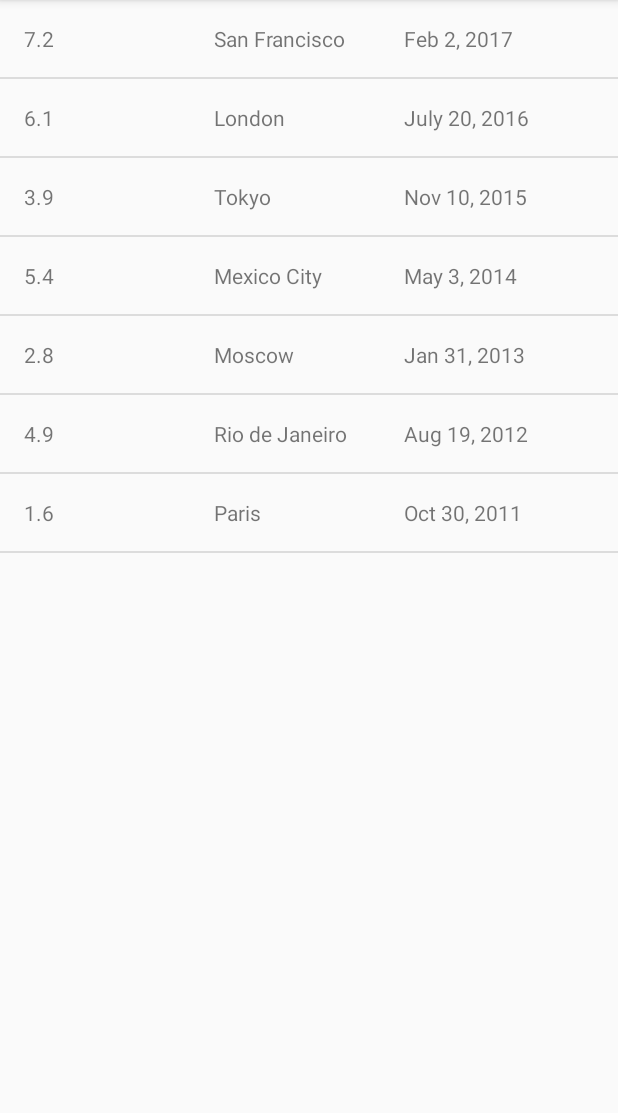
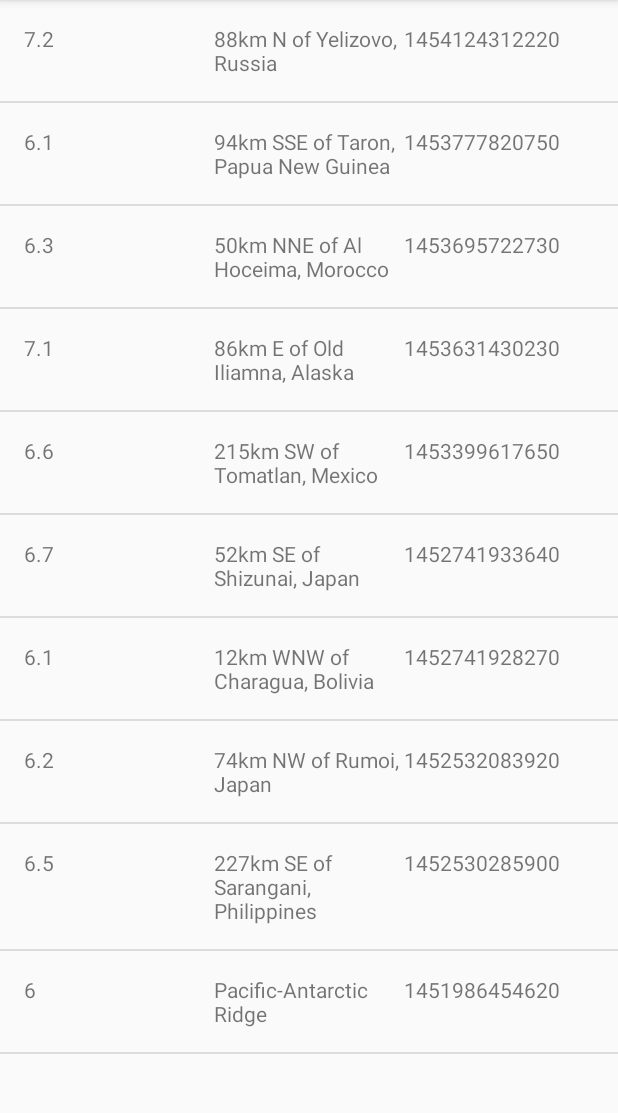
Before and after one commit to linuxbender/QuakeReport, an Android app: the screen it shows after launch (EarthquakeActivity), on a phone screen of 412 x 824 dp, the part 84-1197 px from its top. Run offline under Robolectric (Android 15) with nearby library versions, the phone set to English and light mode, and no system bars.

Commit message:
Impl. JSON Parse for Earthquake GeoJson Data

```diff
--- a/app/src/main/java/com/example/android/quakereport/EarthquakeActivity.java
+++ b/app/src/main/java/com/example/android/quakereport/EarthquakeActivity.java
@@ -19,7 +19,6 @@ import android.os.Bundle;
 import android.support.v7.app.AppCompatActivity;
 import android.widget.ListView;
 
-import java.util.ArrayList;
 import java.util.List;
 
 public class EarthquakeActivity extends AppCompatActivity {
@@ -32,14 +31,7 @@ public class EarthquakeActivity extends AppCompatActivity {
         setContentView(R.layout.earthquake_activity);
 
         // Create a fake list of earthquake locations.
-        List<Earthquake> earthquakes = new ArrayList<>();
-        earthquakes.add(new Earthquake("7.2", "San Francisco", "Feb 2, 2017"));
-        earthquakes.add(new Earthquake("6.1", "London", "July 20, 2016"));
-        earthquakes.add(new Earthquake("3.9", "Tokyo", "Nov 10, 2015"));
-        earthquakes.add(new Earthquake("5.4", "Mexico City", "May 3, 2014"));
-        earthquakes.add(new Earthquake("2.8", "Moscow", "Jan 31, 2013"));
-        earthquakes.add(new Earthquake("4.9", "Rio de Janeiro", "Aug 19, 2012"));
-        earthquakes.add(new Earthquake("1.6", "Paris", "Oct 30, 2011"));
+        List<Earthquake> earthquakes = QueryUtils.extractEarthquakes();
 
         // Find a reference to the {@link ListView} in the layout
         ListView earthquakeListView = (ListView) findViewById(R.id.list);
--- /dev/null
+++ b/app/src/main/java/com/example/android/quakereport/QueryUtils.java
@@ -0,0 +1,79 @@
+package com.example.android.quakereport;
+
+import android.util.Log;
+
+import org.json.JSONArray;
+import org.json.JSONException;
+import org.json.JSONObject;
+
+import java.util.ArrayList;
+import java.util.List;
+
+/**
+ * Helper methods related to requesting and receiving earthquake data from USGS.
+ */
+public final class QueryUtils {
+
+    /**
+     * Sample JSON response for a USGS query
+     */
+    private static final String SAMPLE_JSON_RESPONSE = "{\"type\":\"FeatureCollection\",\"metadata\":{\"generated\":1462295443000,\"url\":\"http://earthquake.usgs.gov/fdsnws/event/1/query?format=geojson&starttime=2016-01-01&endtime=2016-01-31&minmag=6&limit=10\",\"title\":\"USGS Earthquakes\",\"status\":200,\"api\":\"1.5.2\",\"limit\":10,\"offset\":1,\"count\":10},\"features\":[{\"type\":\"Feature\",\"properties\":{\"mag\":7.2,\"place\":\"88km N of Yelizovo, Russia\",\"time\":1454124312220,\"updated\":1460674294040,\"tz\":720,\"url\":\"http://earthquake.usgs.gov/earthquakes/eventpage/us20004vvx\",\"detail\":\"http://earthquake.usgs.gov/fdsnws/event/1/query?eventid=us20004vvx&format=geojson\",\"felt\":2,\"cdi\":3.4,\"mmi\":5.82,\"alert\":\"green\",\"status\":\"reviewed\",\"tsunami\":1,\"sig\":798,\"net\":\"us\",\"code\":\"20004vvx\",\"ids\":\",at00o1qxho,pt16030050,us20004vvx,gcmt20160130032510,\",\"sources\":\",at,pt,us,gcmt,\",\"types\":\",cap,dyfi,finite-fault,general-link,general-text,geoserve,impact-link,impact-text,losspager,moment-tensor,nearby-cities,origin,phase-data,shakemap,tectonic-summary,\",\"nst\":null,\"dmin\":0.958,\"rms\":1.19,\"gap\":17,\"magType\":\"mww\",\"type\":\"earthquake\",\"title\":\"M 7.2 - 88km N of Yelizovo, Russia\"},\"geometry\":{\"type\":\"Point\",\"coordinates\":[158.5463,53.9776,177]},\"id\":\"us20004vvx\"},\n" +
+            "{\"type\":\"Feature\",\"properties\":{\"mag\":6.1,\"place\":\"94km SSE of Taron, Papua New Guinea\",\"time\":1453777820750,\"updated\":1460156775040,\"tz\":600,\"url\":\"http://earthquake.usgs.gov/earthquakes/eventpage/us20004uks\",\"detail\":\"http://earthquake.usgs.gov/fdsnws/event/1/query?eventid=us20004uks&format=geojson\",\"felt\":null,\"cdi\":null,\"mmi\":4.1,\"alert\":\"green\",\"status\":\"reviewed\",\"tsunami\":1,\"sig\":572,\"net\":\"us\",\"code\":\"20004uks\",\"ids\":\",us20004uks,gcmt20160126031023,\",\"sources\":\",us,gcmt,\",\"types\":\",cap,geoserve,losspager,moment-tensor,nearby-cities,origin,phase-data,shakemap,tectonic-summary,\",\"nst\":null,\"dmin\":1.537,\"rms\":0.74,\"gap\":25,\"magType\":\"mww\",\"type\":\"earthquake\",\"title\":\"M 6.1 - 94km SSE of Taron, Papua New Guinea\"},\"geometry\":{\"type\":\"Point\",\"coordinates\":[153.2454,-5.2952,26]},\"id\":\"us20004uks\"},\n" +
+            "{\"type\":\"Feature\",\"properties\":{\"mag\":6.3,\"place\":\"50km NNE of Al Hoceima, Morocco\",\"time\":1453695722730,\"updated\":1460156773040,\"tz\":0,\"url\":\"http://earthquake.usgs.gov/earthquakes/eventpage/us10004gy9\",\"detail\":\"http://earthquake.usgs.gov/fdsnws/event/1/query?eventid=us10004gy9&format=geojson\",\"felt\":117,\"cdi\":7.2,\"mmi\":5.28,\"alert\":\"green\",\"status\":\"reviewed\",\"tsunami\":0,\"sig\":695,\"net\":\"us\",\"code\":\"10004gy9\",\"ids\":\",us10004gy9,gcmt20160125042203,\",\"sources\":\",us,gcmt,\",\"types\":\",cap,dyfi,geoserve,impact-text,losspager,moment-tensor,nearby-cities,origin,phase-data,shakemap,tectonic-summary,\",\"nst\":null,\"dmin\":2.201,\"rms\":0.92,\"gap\":20,\"magType\":\"mww\",\"type\":\"earthquake\",\"title\":\"M 6.3 - 50km NNE of Al Hoceima, Morocco\"},\"geometry\":{\"type\":\"Point\",\"coordinates\":[-3.6818,35.6493,12]},\"id\":\"us10004gy9\"},\n" +
+            "{\"type\":\"Feature\",\"properties\":{\"mag\":7.1,\"place\":\"86km E of Old Iliamna, Alaska\",\"time\":1453631430230,\"updated\":1460156770040,\"tz\":-540,\"url\":\"http://earthquake.usgs.gov/earthquakes/eventpage/us10004gqp\",\"detail\":\"http://earthquake.usgs.gov/fdsnws/event/1/query?eventid=us10004gqp&format=geojson\",\"felt\":1816,\"cdi\":7.2,\"mmi\":6.6,\"alert\":\"green\",\"status\":\"reviewed\",\"tsunami\":1,\"sig\":1496,\"net\":\"us\",\"code\":\"10004gqp\",\"ids\":\",at00o1gd6r,us10004gqp,ak12496371,gcmt20160124103030,\",\"sources\":\",at,us,ak,gcmt,\",\"types\":\",cap,dyfi,finite-fault,general-link,general-text,geoserve,impact-link,impact-text,losspager,moment-tensor,nearby-cities,origin,phase-data,shakemap,tectonic-summary,trump-origin,\",\"nst\":null,\"dmin\":0.72,\"rms\":2.11,\"gap\":19,\"magType\":\"mww\",\"type\":\"earthquake\",\"title\":\"M 7.1 - 86km E of Old Iliamna, Alaska\"},\"geometry\":{\"type\":\"Point\",\"coordinates\":[-153.4051,59.6363,129]},\"id\":\"us10004gqp\"},\n" +
+            "{\"type\":\"Feature\",\"properties\":{\"mag\":6.6,\"place\":\"215km SW of Tomatlan, Mexico\",\"time\":1453399617650,\"updated\":1459963829040,\"tz\":-420,\"url\":\"http://earthquake.usgs.gov/earthquakes/eventpage/us10004g4l\",\"detail\":\"http://earthquake.usgs.gov/fdsnws/event/1/query?eventid=us10004g4l&format=geojson\",\"felt\":11,\"cdi\":2.7,\"mmi\":3.92,\"alert\":\"green\",\"status\":\"reviewed\",\"tsunami\":1,\"sig\":673,\"net\":\"us\",\"code\":\"10004g4l\",\"ids\":\",at00o1bebo,pt16021050,us10004g4l,gcmt20160121180659,\",\"sources\":\",at,pt,us,gcmt,\",\"types\":\",cap,dyfi,geoserve,impact-link,impact-text,losspager,moment-tensor,nearby-cities,origin,phase-data,shakemap,tectonic-summary,\",\"nst\":null,\"dmin\":2.413,\"rms\":0.98,\"gap\":74,\"magType\":\"mww\",\"type\":\"earthquake\",\"title\":\"M 6.6 - 215km SW of Tomatlan, Mexico\"},\"geometry\":{\"type\":\"Point\",\"coordinates\":[-106.9337,18.8239,10]},\"id\":\"us10004g4l\"},\n" +
+            "{\"type\":\"Feature\",\"properties\":{\"mag\":6.7,\"place\":\"52km SE of Shizunai, Japan\",\"time\":1452741933640,\"updated\":1459304879040,\"tz\":540,\"url\":\"http://earthquake.usgs.gov/earthquakes/eventpage/us10004ebx\",\"detail\":\"http://earthquake.usgs.gov/fdsnws/event/1/query?eventid=us10004ebx&format=geojson\",\"felt\":51,\"cdi\":5.8,\"mmi\":6.45,\"alert\":\"green\",\"status\":\"reviewed\",\"tsunami\":1,\"sig\":720,\"net\":\"us\",\"code\":\"10004ebx\",\"ids\":\",us10004ebx,pt16014050,at00o0xauk,gcmt20160114032534,\",\"sources\":\",us,pt,at,gcmt,\",\"types\":\",associate,cap,dyfi,geoserve,impact-link,impact-text,losspager,moment-tensor,nearby-cities,origin,phase-data,shakemap,\",\"nst\":null,\"dmin\":0.281,\"rms\":0.98,\"gap\":22,\"magType\":\"mww\",\"type\":\"earthquake\",\"title\":\"M 6.7 - 52km SE of Shizunai, Japan\"},\"geometry\":{\"type\":\"Point\",\"coordinates\":[142.781,41.9723,46]},\"id\":\"us10004ebx\"},\n" +
+            "{\"type\":\"Feature\",\"properties\":{\"mag\":6.1,\"place\":\"12km WNW of Charagua, Bolivia\",\"time\":1452741928270,\"updated\":1459304879040,\"tz\":-240,\"url\":\"http://earthquake.usgs.gov/earthquakes/eventpage/us10004ebw\",\"detail\":\"http://earthquake.usgs.gov/fdsnws/event/1/query?eventid=us10004ebw&format=geojson\",\"felt\":3,\"cdi\":2.2,\"mmi\":2.21,\"alert\":\"green\",\"status\":\"reviewed\",\"tsunami\":0,\"sig\":573,\"net\":\"us\",\"code\":\"10004ebw\",\"ids\":\",us10004ebw,gcmt20160114032528,\",\"sources\":\",us,gcmt,\",\"types\":\",cap,dyfi,geoserve,impact-text,losspager,moment-tensor,nearby-cities,origin,phase-data,shakemap,tectonic-summary,\",\"nst\":null,\"dmin\":5.492,\"rms\":1.04,\"gap\":16,\"magType\":\"mww\",\"type\":\"earthquake\",\"title\":\"M 6.1 - 12km WNW of Charagua, Bolivia\"},\"geometry\":{\"type\":\"Point\",\"coordinates\":[-63.3288,-19.7597,582.56]},\"id\":\"us10004ebw\"},\n" +
+            "{\"type\":\"Feature\",\"properties\":{\"mag\":6.2,\"place\":\"74km NW of Rumoi, Japan\",\"time\":1452532083920,\"updated\":1459304875040,\"tz\":540,\"url\":\"http://earthquake.usgs.gov/earthquakes/eventpage/us10004djn\",\"detail\":\"http://earthquake.usgs.gov/fdsnws/event/1/query?eventid=us10004djn&format=geojson\",\"felt\":8,\"cdi\":3.4,\"mmi\":3.74,\"alert\":\"green\",\"status\":\"reviewed\",\"tsunami\":0,\"sig\":594,\"net\":\"us\",\"code\":\"10004djn\",\"ids\":\",us10004djn,gcmt20160111170803,\",\"sources\":\",us,gcmt,\",\"types\":\",cap,dyfi,geoserve,impact-text,losspager,moment-tensor,nearby-cities,origin,phase-data,shakemap,tectonic-summary,\",\"nst\":null,\"dmin\":1.139,\"rms\":0.96,\"gap\":33,\"magType\":\"mww\",\"type\":\"earthquake\",\"title\":\"M 6.2 - 74km NW of Rumoi, Japan\"},\"geometry\":{\"type\":\"Point\",\"coordinates\":[141.0867,44.4761,238.81]},\"id\":\"us10004djn\"},\n" +
+            "{\"type\":\"Feature\",\"properties\":{\"mag\":6.5,\"place\":\"227km SE of Sarangani, Philippines\",\"time\":1452530285900,\"updated\":1459304874040,\"tz\":480,\"url\":\"http://earthquake.usgs.gov/earthquakes/eventpage/us10004dj5\",\"detail\":\"http://earthquake.usgs.gov/fdsnws/event/1/query?eventid=us10004dj5&format=geojson\",\"felt\":1,\"cdi\":2.7,\"mmi\":7.5,\"alert\":\"green\",\"status\":\"reviewed\",\"tsunami\":1,\"sig\":650,\"net\":\"us\",\"code\":\"10004dj5\",\"ids\":\",at00o0srjp,pt16011050,us10004dj5,gcmt20160111163807,\",\"sources\":\",at,pt,us,gcmt,\",\"types\":\",cap,dyfi,geoserve,impact-link,impact-text,losspager,moment-tensor,nearby-cities,origin,phase-data,shakemap,tectonic-summary,\",\"nst\":null,\"dmin\":3.144,\"rms\":0.72,\"gap\":22,\"magType\":\"mww\",\"type\":\"earthquake\",\"title\":\"M 6.5 - 227km SE of Sarangani, Philippines\"},\"geometry\":{\"type\":\"Point\",\"coordinates\":[126.8621,3.8965,13]},\"id\":\"us10004dj5\"},\n" +
+            "{\"type\":\"Feature\",\"properties\":{\"mag\":6,\"place\":\"Pacific-Antarctic Ridge\",\"time\":1451986454620,\"updated\":1459202978040,\"tz\":-540,\"url\":\"http://earthquake.usgs.gov/earthquakes/eventpage/us10004bgk\",\"detail\":\"http://earthquake.usgs.gov/fdsnws/event/1/query?eventid=us10004bgk&format=geojson\",\"felt\":0,\"cdi\":1,\"mmi\":0,\"alert\":\"green\",\"status\":\"reviewed\",\"tsunami\":0,\"sig\":554,\"net\":\"us\",\"code\":\"10004bgk\",\"ids\":\",us10004bgk,gcmt20160105093415,\",\"sources\":\",us,gcmt,\",\"types\":\",cap,dyfi,geoserve,losspager,moment-tensor,nearby-cities,origin,phase-data,shakemap,\",\"nst\":null,\"dmin\":30.75,\"rms\":0.67,\"gap\":71,\"magType\":\"mww\",\"type\":\"earthquake\",\"title\":\"M 6.0 - Pacific-Antarctic Ridge\"},\"geometry\":{\"type\":\"Point\",\"coordinates\":[-136.2603,-54.2906,10]},\"id\":\"us10004bgk\"}],\"bbox\":[-153.4051,-54.2906,10,158.5463,59.6363,582.56]}";
+
+    /**
+     * Create a private constructor because no one should ever create a {@link QueryUtils} object.
+     * This class is only meant to hold static variables and methods, which can be accessed
+     * directly from the class name QueryUtils (and an object instance of QueryUtils is not needed).
+     */
+    private QueryUtils() {
+    }
+
+    /**
+     * Return a list of {@link Earthquake} objects that has been built up from
+     * parsing a JSON response.
+     */
+    public static List<Earthquake> extractEarthquakes() {
+
+        // Create an empty ArrayList that we can start adding earthquakes to
+        List<Earthquake> earthquakes = new ArrayList<>();
+
+        // Try to parse the SAMPLE_JSON_RESPONSE. If there's a problem with the way the JSON
+        // is formatted, a JSONException exception object will be thrown.
+        // Catch the exception so the app doesn't crash, and print the error message to the logs.
+        try {
+            JSONObject jsonData = new JSONObject(SAMPLE_JSON_RESPONSE);
+
+            // TODO: Parse the response given by the SAMPLE_JSON_RESPONSE string and
+            // build up a list of Earthquake objects with the corresponding data.
+            JSONArray features = jsonData.getJSONArray("features");
+
+            for (int i = 0; i < features.length(); i++) {
+                JSONObject feature = features.getJSONObject(i);
+                JSONObject properties = feature.getJSONObject("properties");
+
+                earthquakes.add(new Earthquake(
+                        properties.getString("mag"),
+                        properties.getString("place"),
+                        properties.getString("time")));
+            }
+
+        } catch (JSONException e) {
+            // If an error is thrown when executing any of the above statements in the "try" block,
+            // catch the exception here, so the app doesn't crash. Print a log message
+            // with the message from the exception.
+            Log.e("QueryUtils", "Problem parsing the earthquake JSON results", e);
+        }
+
+        // Return the list of earthquakes
+        return earthquakes;
+    }
+
+}
```
